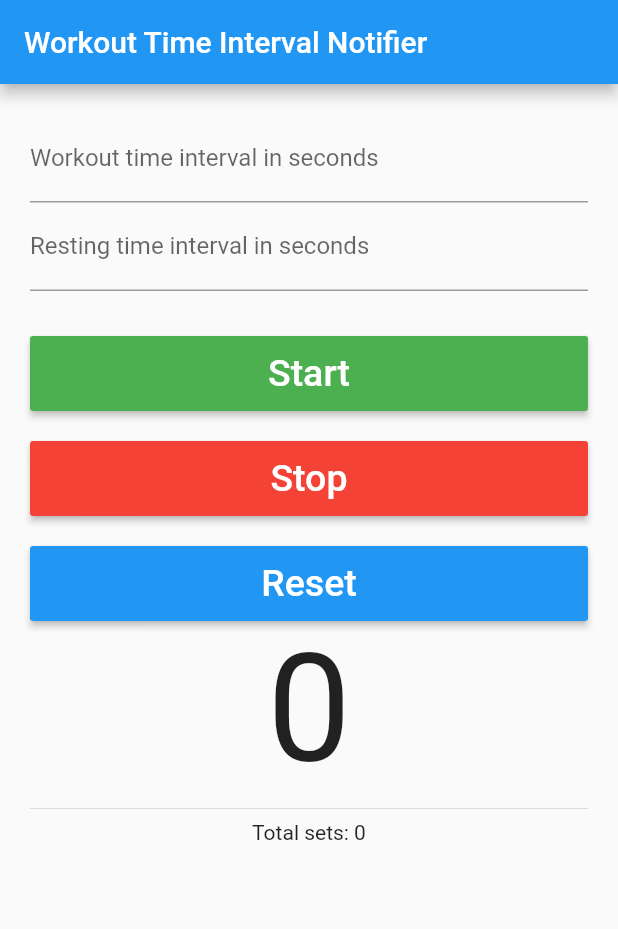
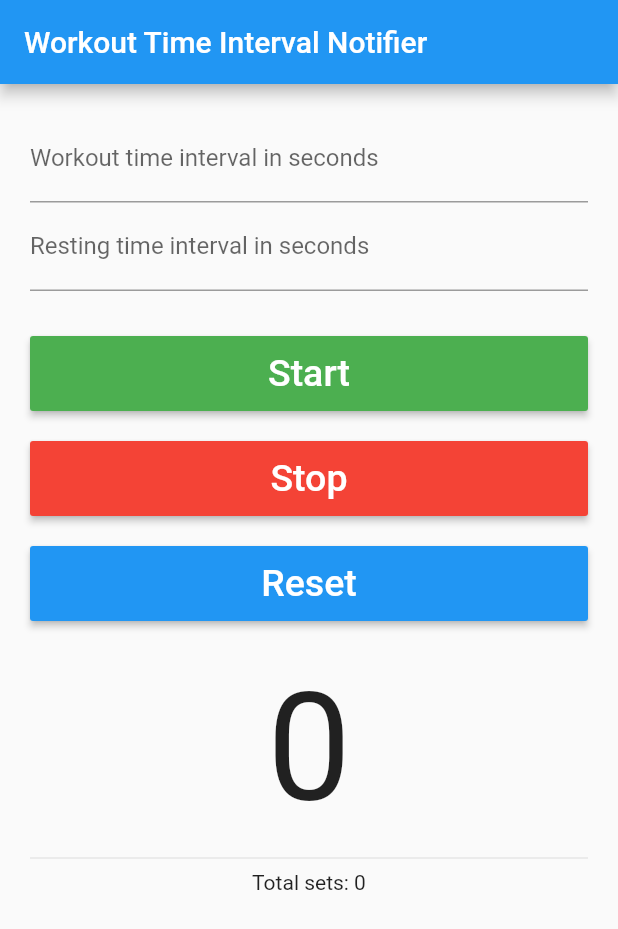
Before and after one commit to meteergin/workout_notifier, a Flutter app: the screen it shows after launch, on a phone screen of 412 x 824 dp. Shown: the top 929 px of the screen. Run offline on Flutter 3.47's test engine with Material 2 defaults, Android fonts, the phone set to English and light mode, and no system bars; missing offline and left inert: soundpool.

Commit message:
Code review.

```diff
--- a/lib/main.dart
+++ b/lib/main.dart
@@ -213,20 +213,23 @@ class _MyHomePageState extends State<MyHomePage> {
                 height: 50.0,
               ),
             ),
-            Expanded(
+            Container(
+                width: MediaQuery.of(context).size.width,
+                alignment: AlignmentDirectional.center,
+                padding: EdgeInsets.fromLTRB(0, 0, 0, 0),
                 child: Column(
                   children: <Widget>[
                     Text(
                       '$_counter',
-                    style: TextStyle(color: textColor, fontSize: 100.0),
+                      style: TextStyle(
+                          color: textColor, fontSize: 100.0, height: 1.5),
                     ),
                     Divider(),
                     Text(
                       'Total sets: $_totalSets',
                     ),
                   ],
-              ),
-            ),
+                )),
           ],
         ),
       ),
```
Also changed, not shown: 4 other files. Lines whose indentation alone changed are shown as unchanged.
